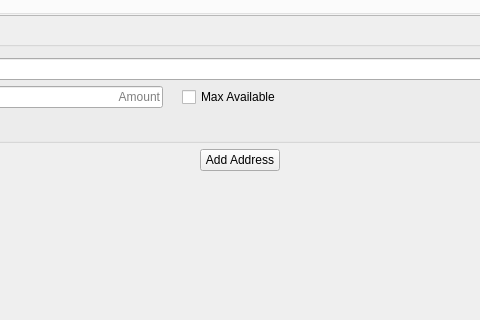
First picture: the form in src/mainwindow.ui, repository z-bitcoinz/BitcoinZ_Blue, before the edit; both pictures show x 244 to 724 and y 173 to 493 of the 968 by 616 pixel window.
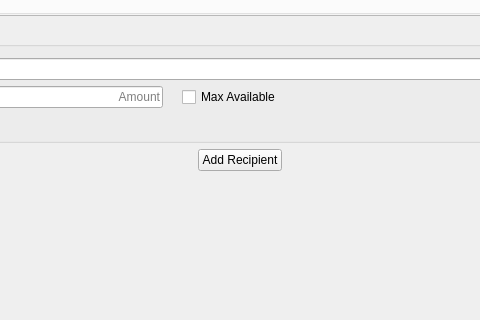
Second picture: the form after the edit. The open tabs and pages were chosen to show the change. Icons and pictures are not drawn. Custom widgets are drawn as their Qt base class.

The edit to the form file:
```diff
--- a/src/mainwindow.ui
+++ b/src/mainwindow.ui
@@ -316,8 +316,8 @@
                <rect>
                 <x>0</x>
                 <y>0</y>
-                <width>922</width>
-                <height>376</height>
+                <width>928</width>
+                <height>382</height>
                </rect>
               </property>
               <layout class="QVBoxLayout" name="sendToLayout">
@@ -461,7 +461,7 @@
                     </size>
                    </property>
                    <property name="text">
-                    <string>Add Address</string>
+                    <string>Add Recipient</string>
                    </property>
                   </widget>
                  </item>
```
Left out of the diff: 4 changed lines with no effect on the pictures.
